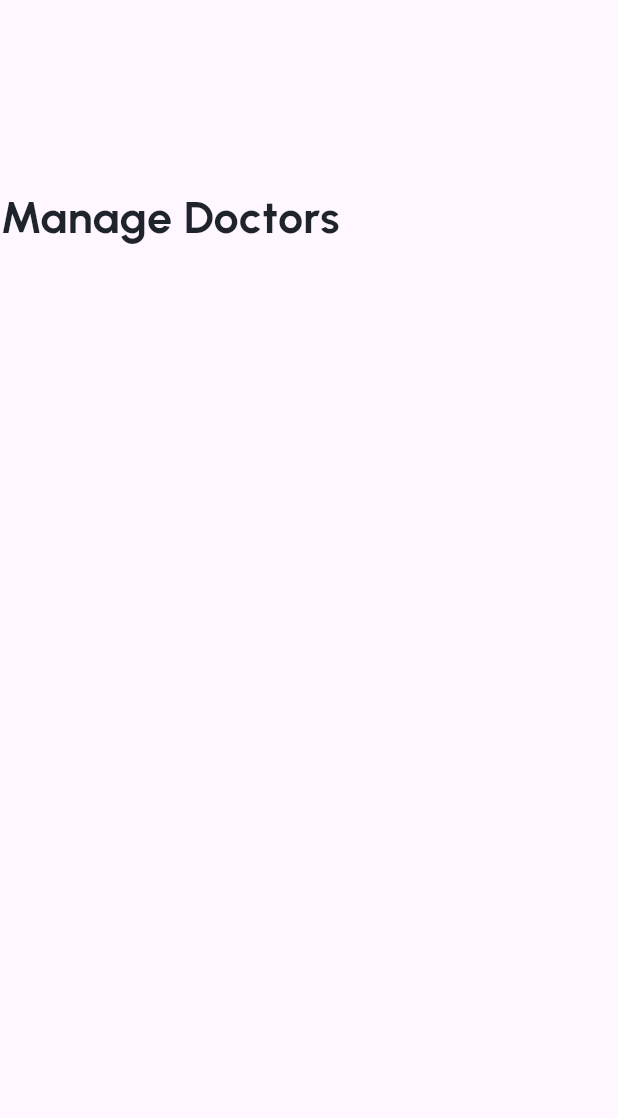
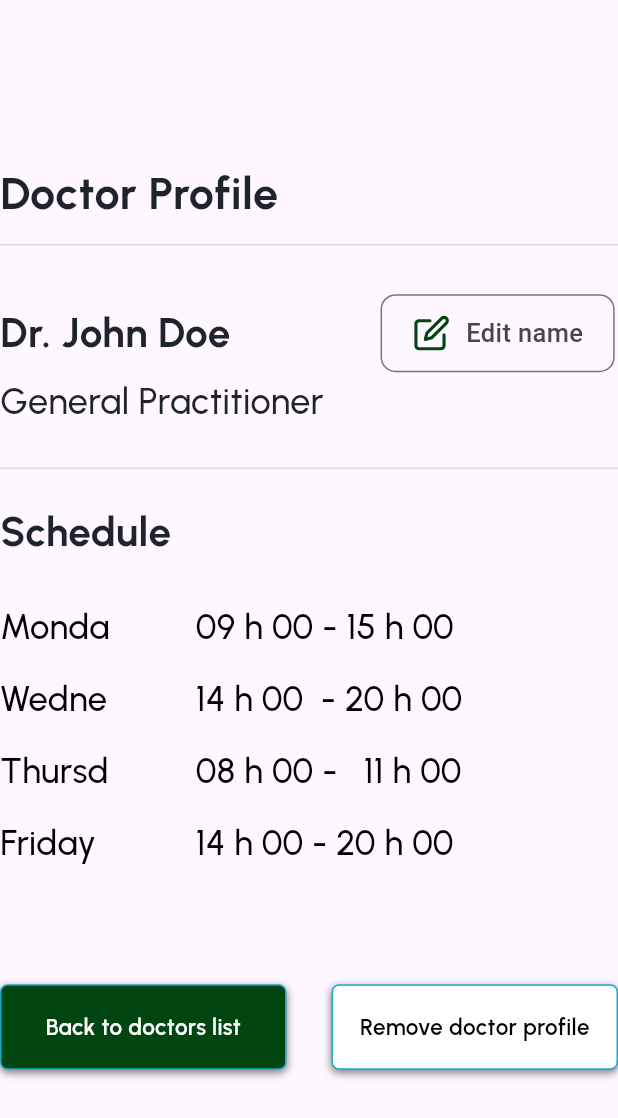
Before and after one commit to SubratDevop/patient_web, a Flutter app: what mngDctrs() shows on an empty page, opened directly, on a phone screen of 412 x 824 dp. Shown: the top 1118 px of the screen. Run offline on Flutter 3.47's test engine with Material 3 defaults, Android fonts, the phone set to English and light mode, and no system bars; our stand-ins replace device_preview, flutter_spinkit, flutter_svg, fluttertoast, get, go_router and 1 more.

Commit message:
Home Screen/ Manage Doctor tab Screen Design(only web) V1

```diff
--- a/lib/constatnts/color/app_colors.dart
+++ b/lib/constatnts/color/app_colors.dart
@@ -95,5 +95,7 @@ class AppColor {
 
   static const Color dividerColor = Color(0xffD9D9D9);
 
+  static const editNameColor = Color(0xFF49454F);
+
 
 }
--- a/lib/screens/home_screen/component/mng_dctrs.dart
+++ b/lib/screens/home_screen/component/mng_dctrs.dart
@@ -1,20 +1,172 @@
 import 'package:flutter/material.dart';
+import 'package:flutter_svg/flutter_svg.dart';
 
+import '../../../constatnts/color/app_colors.dart';
 import '../../../constatnts/screen_size/app_screen_size.dart';
+import '../../../widgets/app_button/submit_button.dart';
 import '../../../widgets/app_text/app_text.dart';
 
 Widget mngDctrs(BuildContext context) {
+  List scheduleDay = [
+    "Monday",
+    "Wednesday",
+    "Thursday",
+    "Friday",
+  ];
+  List scheduleTime = [
+    "09 h 00 - 15 h 00",
+    "14 h 00  - 20 h 00",
+    "08 h 00 -   11 h 00",
+    "14 h 00 - 20 h 00",
+  ];
   return Column(
     crossAxisAlignment: CrossAxisAlignment.start,
     mainAxisAlignment: MainAxisAlignment.start,
     children: [
       SizedBox(
-          height: ScreenSize.height(context) * 0.15,
+        height: ScreenSize.height(context) * 0.13,
       ),
       const MainTittleText(
-          tittle: "Manage Doctors",
+        tittle: "Doctor Profile",
         textSize: 30,
+      ),
+      const SizedBox(
+        height: 05,
+      ),
+      const Divider(
+        thickness: 1,
+        color: AppColor.dividerColor,
+      ),
+      const SizedBox(
+        height: 25,
+      ),
+      Row(
+        children: [
+          const MainTittleText(tittle: "Dr. John Doe"),
+          const SizedBox(
+            width: 100,
+          ),
+          Container(
+            padding: const EdgeInsets.symmetric(horizontal: 20, vertical: 12),
+            decoration: BoxDecoration(
+                border: Border.all(color: const Color(0xFF79747E), width: 1),
+                borderRadius: BorderRadius.circular(10)),
+            child: Row(
+              children: [
+                SvgPicture.asset(
+                  "assets/icons/edit_icon.svg",
+                  height: 26,
+                  width: 26,
+                ),
+                const SizedBox(
+                  width: 10,
+                ),
+                TimeSlotText(
+                  tittle: "Edit name",
+                  fontweight: FontWeight.w500,
+                  textsize: 17,
+                  tittleColor: AppColor.editNameColor,
+                ),
+              ],
+            ),
+          )
+        ],
+      ),
+      const SizedBox(
+        height: 02,
+      ),
+      const HintTittleText(
+        tittle: "General Practitioner",
+        textSize: 24,
+        tittleColor: Color(0xFF1E232C),
+      ),
+      const SizedBox(
+        height: 20,
+      ),
+      const Divider(
+        thickness: 1,
+        color: AppColor.dividerColor,
+      ),
+      const SizedBox(
+        height: 15,
+      ),
+      const MainTittleText(tittle: "Schedule"),
+      const SizedBox(
+        height: 30,
+      ),
+
+//? Schedue Card
+      ListView.separated(
+        separatorBuilder: (context, index) => const Divider(
+          color: Colors.transparent,
+          height: 20,
+        ),
+        physics: const NeverScrollableScrollPhysics(),
+        shrinkWrap: true,
+        itemCount: 4,
+        itemBuilder: (context, index) {
+          return scheduleCard(
+              day: scheduleDay[index], time: scheduleTime[index]);
+        },
+      ),
+      const SizedBox(
+        height: 80,
+      ),
+
+//? Submitt Buttons
+
+      Row(
+        children: [
+          Expanded(
+            flex: 3,
+            child: SubmitButton(
+                onTap: () {},
+                text: "Back to doctors list",
+                textColor: AppColor.submitBtnTextWhite,
+                borderColor: AppColor.primaryBtnBorderColor),
+          ),
+          const SizedBox(width: 30,),
+          Expanded(
+            flex: 3,
+            child: SubmitButton(
+                onTap: () {},
+                text: "Remove doctor profile",
+                backgroundColor: AppColor.screenBgColor,
+                textColor: Colors.black,
+                borderColor: AppColor.primaryBtnBorderColor),
+          ),
+        ],
+      ),
+
+      const SizedBox(
+        height: 80,
       ),
     ],
   );
 }
+
+Widget scheduleCard({required String day, required String time}) {
+  return Row(
+    children: [
+      Expanded(
+        flex: 2,
+        child: BodySubTittleText(
+          tittle: day,
+          tittleColor: Colors.black,
+          textSize: 23,
+        ),
+      ),
+      const SizedBox(
+        width: 50,
+      ),
+      Expanded(
+        flex: 7,
+        child: BodySubTittleText(
+          tittle: time,
+          tittleColor: Colors.black,
+          textSize: 23,
+        ),
+      ),
+    ],
+  );
+}
--- a/lib/screens/home_screen/component/upcoming_apmnts.dart
+++ b/lib/screens/home_screen/component/upcoming_apmnts.dart
@@ -18,7 +18,7 @@ Widget upcmngApmnts(BuildContext context) {
         textSize: 30,
       ),
       const SizedBox(
-        height: 25,
+        height: 05,
       ),
       const Divider(
         thickness: 1,
@@ -31,17 +31,20 @@ Widget upcmngApmnts(BuildContext context) {
           time: "8:00 AM",
           detilas: "General Physician: Dr. John Doe",
           patientName: "Patient-name-01"),
-          const SizedBox(height: 20,),
-          apmntDetailsWidget(
+      const SizedBox(
+        height: 20,
+      ),
+      apmntDetailsWidget(
           time: "8:00 AM",
           detilas: "Radiology - Bladder: Dr. Prashant",
           patientName: "Patient-name-02"),
-          const SizedBox(height: 20,),
-          apmntDetailsWidget(
+      const SizedBox(
+        height: 20,
+      ),
+      apmntDetailsWidget(
           time: "8:30 AM",
           detilas: "General Physician: Dr. Hireki",
           patientName: "Patient-name-03"),
-
     ],
   );
 }
@@ -50,7 +53,8 @@ apmntDetailsWidget(
     {required String time,
     required String detilas,
     required String patientName}) {
-  return Container(
+  return
+   Container(
     height: 100,
     decoration: BoxDecoration(
         color: AppColor.detailsContainerBgColor,
@@ -88,4 +92,5 @@ apmntDetailsWidget(
       ),
     ),
   );
+
 }
--- a/lib/screens/home_screen/home_screen.dart
+++ b/lib/screens/home_screen/home_screen.dart
@@ -56,14 +56,14 @@ class HomeScreen extends StatelessWidget {
                     child: Column(
                       children: [
                         SizedBox(
-                          height: ScreenSize.height(context) * 0.1,
+                          height: ScreenSize.height(context) * 0.12,
                         ),
                         const MainTittleText(
                           tittle: "Hello Admin",
                           textSize: 30,
                         ),
                         SizedBox(
-                          height: ScreenSize.height(context) * 0.2,
+                          height: ScreenSize.height(context) * 0.12,
                         ),
 
                         //! Event List
@@ -197,7 +197,9 @@ class HomeScreen extends StatelessWidget {
               Expanded(
                 child: Padding(
                   // padding: const EdgeInsets.only(left: 100.0,right: 200.0),
-                  padding:  EdgeInsets.only(left: ScreenSize.width(context)*0.075,right: ScreenSize.width(context)*0.25),
+                  padding: EdgeInsets.only(
+                      left: ScreenSize.width(context) * 0.075,
+                      right: ScreenSize.width(context) * 0.05),
                   child: secondHalfScreen(
                       homecontroller.selectedEvnetTag.value, context),
                 ),
@@ -249,11 +251,9 @@ class HomeScreen extends StatelessWidget {
         ),
         boxShadow: const [
           BoxShadow(blurRadius: 4, offset: Offset(0, 4), color: Colors.grey),
-        // ],
+          // ],
         ],
         border: Border.all(color: cardBorderColr ?? Colors.transparent),
-
-
       ),
       child: Row(
         //  mainAxisAlignment: MainAxisAlignment.center,
--- a/lib/widgets/app_text/app_text.dart
+++ b/lib/widgets/app_text/app_text.dart
@@ -30,7 +30,7 @@ class AppTiitleText extends StatelessWidget {
       maxLines: maxTextlines,
       textAlign: alignnment ?? TextAlign.start,
       style: GoogleFonts.montserrat(
-          fontSize: textSize ?? 16 ,
+          fontSize: textSize ?? 16,
           // fontSize: ScreenSize.width(context) < 360
           //     ? ScreenSize.width(context) * 0.03
           //     : ScreenSize.width(context) * 0.05,
@@ -66,11 +66,11 @@ class MainTittleText extends StatelessWidget {
       maxLines: maxTextlines,
       textAlign: alignnment ?? TextAlign.start,
       style: GoogleFonts.urbanist(
-          fontSize: textSize ?? 27 ,
+          fontSize: textSize ?? 27,
           // fontSize: ScreenSize.width(context) < 360
           //     ? ScreenSize.width(context) * 0.03
           //     : ScreenSize.width(context) * 0.05,
-          fontWeight: textWeight ??FontWeight.bold,  // 700
+          fontWeight: textWeight ?? FontWeight.bold, // 700
           color: tittleColor ?? AppColor.mainTitleTextColor),
     );
   }
@@ -78,7 +78,7 @@ class MainTittleText extends StatelessWidget {
 
 class BodyTittleText extends StatelessWidget {
   //?  e.g :- Welcome, John
-   const BodyTittleText({
+  const BodyTittleText({
     super.key,
     required this.tittle,
     this.alignnment,
@@ -104,7 +104,7 @@ class BodyTittleText extends StatelessWidget {
       maxLines: maxTextlines,
       textAlign: alignnment ?? TextAlign.start,
       style: GoogleFonts.urbanist(
-          fontSize: textSize ?? 18 ,
+          fontSize: textSize ?? 18,
           height: lineHeightight ?? 0.0,
           // fontSize: ScreenSize.width(context) < 360
           //     ? ScreenSize.width(context) * 0.03
@@ -147,7 +147,7 @@ class BodySubTittleText extends StatelessWidget {
       maxLines: maxTextlines ?? 1,
       textAlign: alignnment ?? TextAlign.start,
       style: GoogleFonts.urbanist(
-          fontSize: textSize ?? 14 , //16
+          fontSize: textSize ?? 14, //16
           height: lineheight ?? 0.0,
           decoration: textdecoration ?? TextDecoration.none,
           // fontSize: ScreenSize.width(context) < 360
@@ -181,7 +181,7 @@ class BodyText extends StatelessWidget {
       textAlign: alignnment ?? TextAlign.start,
       maxLines: maxTextlines,
       style: GoogleFonts.mulish(
-          fontSize: textsize ?? 16 ,
+          fontSize: textsize ?? 16,
           fontWeight: FontWeight.w400,
           color: tittleColor ?? Colors.white60),
     );
@@ -210,7 +210,7 @@ class DescriptionText extends StatelessWidget {
       textAlign: alignnment ?? TextAlign.start,
       maxLines: maxTextlines,
       style: GoogleFonts.mulish(
-          fontSize: textsize ?? 14 ,
+          fontSize: textsize ?? 14,
           fontWeight: FontWeight.w400,
           color: tittleColor ?? Colors.white60),
     );
@@ -219,13 +219,14 @@ class DescriptionText extends StatelessWidget {
 
 // ?  Time Slot Text Decoration
 
-class TImeSlotText extends StatelessWidget {
-  const TImeSlotText(
+class TimeSlotText extends StatelessWidget {
+  TimeSlotText(
       {super.key,
       required this.tittle,
       this.alignnment,
       this.maxTextlines,
       this.tittleColor,
+      this.fontweight,
       this.textsize});
 
   final String tittle;
@@ -233,6 +234,7 @@ class TImeSlotText extends StatelessWidget {
   final double? textsize;
   final int? maxTextlines;
   final TextAlign? alignnment;
+  FontWeight? fontweight;
 
   @override
   Widget build(BuildContext context) {
@@ -241,8 +243,8 @@ class TImeSlotText extends StatelessWidget {
       textAlign: alignnment ?? TextAlign.start,
       maxLines: maxTextlines,
       style: GoogleFonts.roboto(
-          fontSize: textsize ?? 18 , // 20
-          fontWeight: FontWeight.bold,
+          fontSize: textsize ?? 18, // 20
+          fontWeight: fontweight ?? FontWeight.bold,
           color: tittleColor ?? AppColor.tiemeSlotTxtColor),
     );
   }
@@ -274,7 +276,7 @@ class TxtFldTittleText extends StatelessWidget {
       maxLines: maxTextlines,
       textAlign: alignnment ?? TextAlign.start,
       style: GoogleFonts.urbanist(
-          fontSize: textSize ?? 20 ,
+          fontSize: textSize ?? 20,
           // fontSize: ScreenSize.width(context) < 360
           //     ? ScreenSize.width(context) * 0.03
           //     : ScreenSize.width(context) * 0.05,
@@ -308,7 +310,7 @@ class HintTittleText extends StatelessWidget {
       maxLines: maxTextlines,
       textAlign: alignnment ?? TextAlign.start,
       style: GoogleFonts.urbanist(
-          fontSize: textSize ?? 15 ,
+          fontSize: textSize ?? 15,
           // fontSize: ScreenSize.width(context) < 360
           //     ? ScreenSize.width(context) * 0.03
           //     : ScreenSize.width(context) * 0.05,
@@ -380,7 +382,7 @@ class SubmitButtonText extends StatelessWidget {
       textAlign: alignnment ?? TextAlign.start,
       maxLines: maxTextlines,
       style: GoogleFonts.urbanist(
-          fontSize: textsize ?? 15 ,
+          fontSize: textsize ?? 15,
           fontWeight: FontWeight.w600,
           color: tittleColor ?? AppColor.submitBtnTextBlack),
     );
--- a/pubspec.yaml
+++ b/pubspec.yaml
@@ -42,6 +42,7 @@ dependencies:
   intl_phone_field: ^3.2.0
   go_router: ^12.1.3
   device_preview: ^1.1.0
+  flutter_svg: ^2.0.9
 
 dev_dependencies:
   flutter_test:
```
Also changed, not shown: assets/icons/edit_icon.svg (added). Lines whose indentation alone changed are shown as unchanged.
